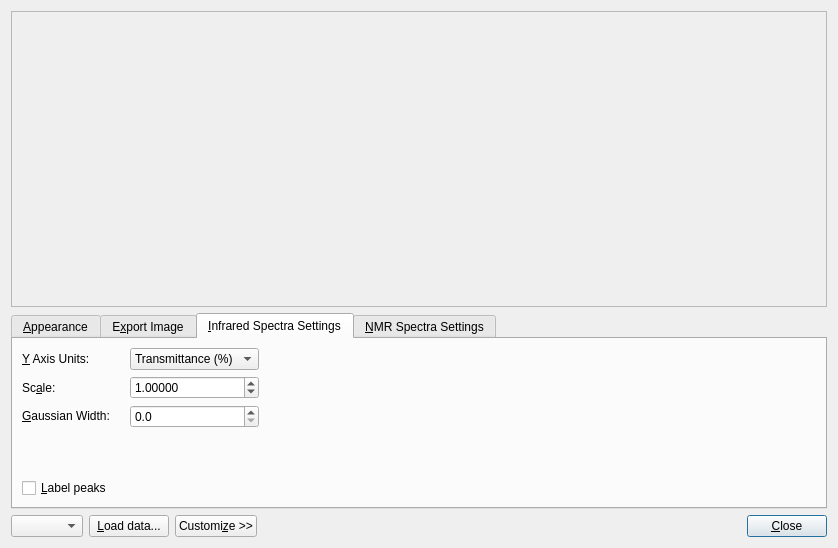
This is libavogadro/src/extensions/spectradialog.ui in cryos/avogadro as Qt 5 draws it before an edit. The edited form follows.
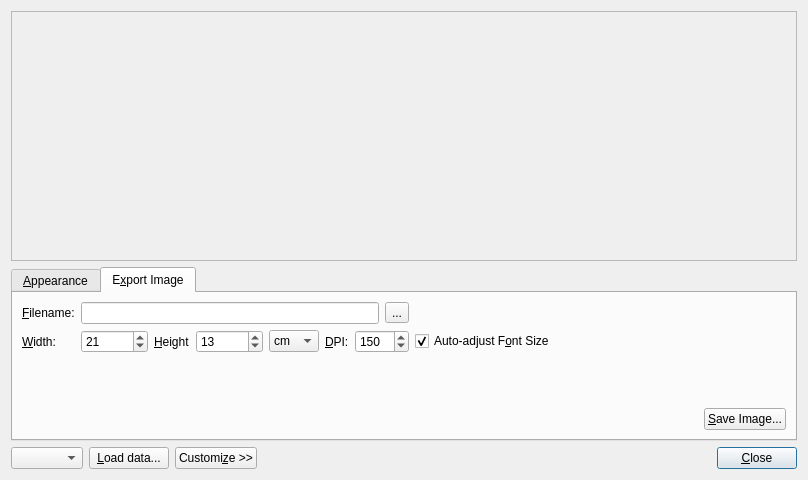
This is the edited form. The open tabs and pages were chosen to show the change. Custom widgets are drawn as their Qt base class.

Commit message: Moved spectra tabs to separate ui files.

```diff
--- a/libavogadro/src/extensions/spectradialog.ui
+++ b/libavogadro/src/extensions/spectradialog.ui
@@ -6,10 +6,16 @@
    <rect>
     <x>0</x>
     <y>0</y>
-    <width>838</width>
-    <height>548</height>
+    <width>808</width>
+    <height>480</height>
    </rect>
   </property>
+  <property name="minimumSize">
+   <size>
+    <width>808</width>
+    <height>480</height>
+   </size>
+  </property>
   <property name="windowTitle">
    <string>Spectra Visualization</string>
   </property>
@@ -565,276 +571,6 @@
          </item>
         </layout>
        </widget>
-       <widget class="QWidget" name="tab_infrared">
-        <attribute name="title">
-         <string>&amp;Infrared Spectra Settings</string>
-        </attribute>
-        <layout class="QGridLayout" name="gridLayout_2">
-         <item row="0" column="0">
-          <widget class="QLabel" name="label_8">
-           <property name="sizePolicy">
-            <sizepolicy hsizetype="Fixed" vsizetype="Preferred">
-             <horstretch>0</horstretch>
-             <verstretch>0</verstretch>
-            </sizepolicy>
-           </property>
-           <property name="text">
-            <string>&amp;Y Axis Units:</string>
-           </property>
-           <property name="buddy">
-            <cstring>combo_IR_yaxis</cstring>
-           </property>
-          </widget>
-         </item>
-         <item row="2" column="0" colspan="3">
-          <widget class="QLabel" name="label_9">
-           <property name="sizePolicy">
-            <sizepolicy hsizetype="Fixed" vsizetype="Fixed">
-             <horstretch>0</horstretch>
-             <verstretch>0</verstretch>
-            </sizepolicy>
-           </property>
-           <property name="text">
-            <string>&amp;Gaussian Width:</string>
-           </property>
-           <property name="buddy">
-            <cstring>spin_IR_FWHM</cstring>
-           </property>
-          </widget>
-         </item>
-         <item row="2" column="3">
-          <widget class="QDoubleSpinBox" name="spin_IR_FWHM">
-           <property name="sizePolicy">
-            <sizepolicy hsizetype="Minimum" vsizetype="Fixed">
-             <horstretch>0</horstretch>
-             <verstretch>0</verstretch>
-            </sizepolicy>
-           </property>
-           <property name="decimals">
-            <number>1</number>
-           </property>
-           <property name="maximum">
-            <double>1000.000000000000000</double>
-           </property>
-           <property name="singleStep">
-            <double>5.000000000000000</double>
-           </property>
-          </widget>
-         </item>
-         <item row="2" column="4">
-          <spacer name="horizontalSpacer_2">
-           <property name="orientation">
-            <enum>Qt::Horizontal</enum>
-           </property>
-           <property name="sizeHint" stdset="0">
-            <size>
-             <width>40</width>
-             <height>20</height>
-            </size>
-           </property>
-          </spacer>
-         </item>
-         <item row="0" column="3">
-          <widget class="QComboBox" name="combo_IR_yaxis">
-           <property name="sizePolicy">
-            <sizepolicy hsizetype="Fixed" vsizetype="Fixed">
-             <horstretch>0</horstretch>
-             <verstretch>0</verstretch>
-            </sizepolicy>
-           </property>
-           <item>
-            <property name="text">
-             <string>Transmittance (%)</string>
-            </property>
-           </item>
-           <item>
-            <property name="text">
-             <string>Absorbance (%)</string>
-            </property>
-           </item>
-          </widget>
-         </item>
-         <item row="6" column="0">
-          <widget class="QCheckBox" name="cb_IR_labelPeaks">
-           <property name="sizePolicy">
-            <sizepolicy hsizetype="Fixed" vsizetype="Fixed">
-             <horstretch>0</horstretch>
-             <verstretch>0</verstretch>
-            </sizepolicy>
-           </property>
-           <property name="text">
-            <string>&amp;Label peaks</string>
-           </property>
-           <property name="checked">
-            <bool>false</bool>
-           </property>
-          </widget>
-         </item>
-         <item row="5" column="0">
-          <spacer name="verticalSpacer">
-           <property name="orientation">
-            <enum>Qt::Vertical</enum>
-           </property>
-           <property name="sizeHint" stdset="0">
-            <size>
-             <width>20</width>
-             <height>40</height>
-            </size>
-           </property>
-          </spacer>
-         </item>
-         <item row="1" column="3">
-          <widget class="QDoubleSpinBox" name="spin_IR_scale">
-           <property name="sizePolicy">
-            <sizepolicy hsizetype="Minimum" vsizetype="Fixed">
-             <horstretch>0</horstretch>
-             <verstretch>0</verstretch>
-            </sizepolicy>
-           </property>
-           <property name="decimals">
-            <number>5</number>
-           </property>
-           <property name="minimum">
-            <double>0.500000000000000</double>
-           </property>
-           <property name="maximum">
-            <double>1.500000000000000</double>
-           </property>
-           <property name="singleStep">
-            <double>0.010000000000000</double>
-           </property>
-           <property name="value">
-            <double>1.000000000000000</double>
-           </property>
-          </widget>
-         </item>
-         <item row="1" column="0">
-          <widget class="QLabel" name="label">
-           <property name="sizePolicy">
-            <sizepolicy hsizetype="Fixed" vsizetype="Minimum">
-             <horstretch>0</horstretch>
-             <verstretch>0</verstretch>
-            </sizepolicy>
-           </property>
-           <property name="text">
-            <string>Sc&amp;ale:</string>
-           </property>
-           <property name="buddy">
-            <cstring>spin_IR_scale</cstring>
-           </property>
-          </widget>
-         </item>
-        </layout>
-       </widget>
-       <widget class="QWidget" name="tab_NMR">
-        <attribute name="title">
-         <string>&amp;NMR Spectra Settings</string>
-        </attribute>
-        <layout class="QGridLayout" name="gridLayout_5">
-         <item row="0" column="0">
-          <widget class="QLabel" name="label_15">
-           <property name="text">
-            <string>NMR &amp;Type:</string>
-           </property>
-           <property name="buddy">
-            <cstring>combo_NMR_type</cstring>
-           </property>
-          </widget>
-         </item>
-         <item row="0" column="1">
-          <widget class="QComboBox" name="combo_NMR_type"/>
-         </item>
-         <item row="0" column="3">
-          <spacer name="horizontalSpacer_6">
-           <property name="orientation">
-            <enum>Qt::Horizontal</enum>
-           </property>
-           <property name="sizeHint" stdset="0">
-            <size>
-             <width>40</width>
-             <height>20</height>
-            </size>
-           </property>
-          </spacer>
-         </item>
-         <item row="4" column="0">
-          <spacer name="verticalSpacer_2">
-           <property name="orientation">
-            <enum>Qt::Vertical</enum>
-           </property>
-           <property name="sizeHint" stdset="0">
-            <size>
-             <width>20</width>
-             <height>40</height>
-            </size>
-           </property>
-          </spacer>
-         </item>
-         <item row="1" column="0">
-          <widget class="QLabel" name="label_16">
-           <property name="text">
-            <string>&amp;Reference:</string>
-           </property>
-           <property name="buddy">
-            <cstring>spin_NMR_ref</cstring>
-           </property>
-          </widget>
-         </item>
-         <item row="1" column="1">
-          <widget class="QDoubleSpinBox" name="spin_NMR_ref">
-           <property name="accelerated">
-            <bool>true</bool>
-           </property>
-           <property name="minimum">
-            <double>-9999.989999999999782</double>
-           </property>
-           <property name="maximum">
-            <double>9999.989999999999782</double>
-           </property>
-           <property name="singleStep">
-            <double>0.010000000000000</double>
-           </property>
-          </widget>
-         </item>
-         <item row="6" column="0">
-          <widget class="QPushButton" name="push_NMR_resetAxes">
-           <property name="text">
-            <string>Reset &amp;Plot Axes</string>
-           </property>
-          </widget>
-         </item>
-         <item row="2" column="0">
-          <widget class="QLabel" name="label_17">
-           <property name="text">
-            <string>Gaussian &amp;Width:</string>
-           </property>
-           <property name="buddy">
-            <cstring>spin_NMR_FWHM</cstring>
-           </property>
-          </widget>
-         </item>
-         <item row="2" column="1">
-          <widget class="QDoubleSpinBox" name="spin_NMR_FWHM">
-           <property name="decimals">
-            <number>3</number>
-           </property>
-           <property name="maximum">
-            <double>99.998999999999995</double>
-           </property>
-           <property name="singleStep">
-            <double>0.010000000000000</double>
-           </property>
-          </widget>
-         </item>
-         <item row="0" column="2">
-          <widget class="QCheckBox" name="cb_NMR_labelPeaks">
-           <property name="text">
-            <string>Label Peaks:</string>
-           </property>
-          </widget>
-         </item>
-        </layout>
-       </widget>
       </widget>
      </item>
     </layout>
```
Left out of the diff: 36 changed lines with no effect on the pictures. The commit also changes 3 other files.
